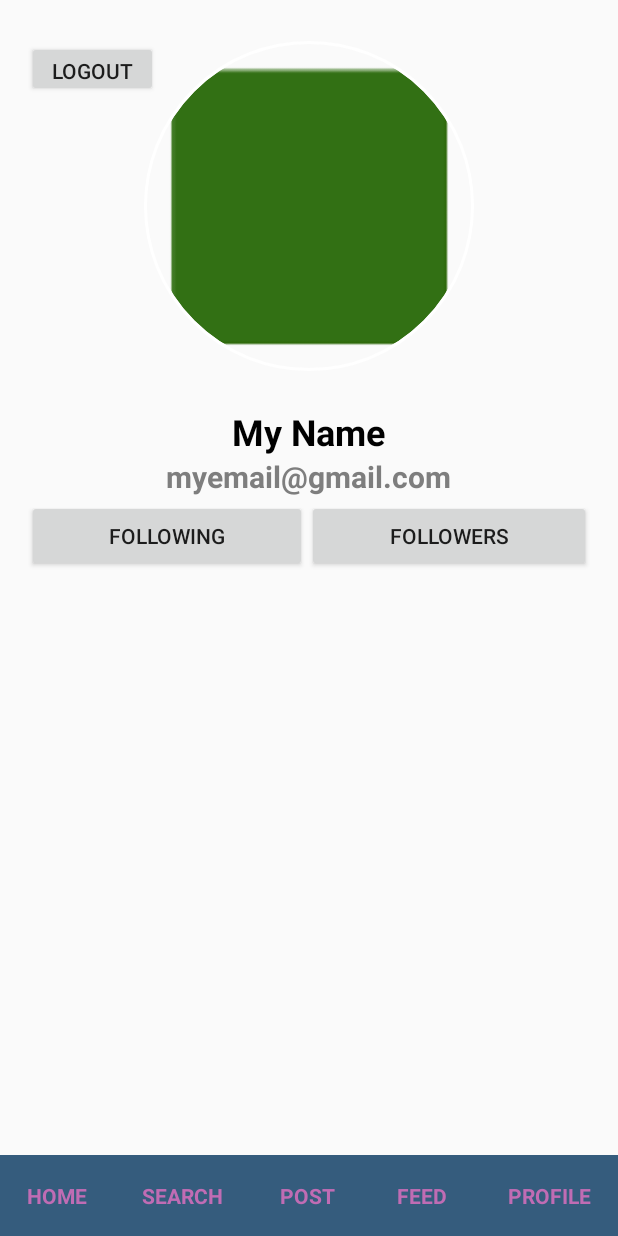
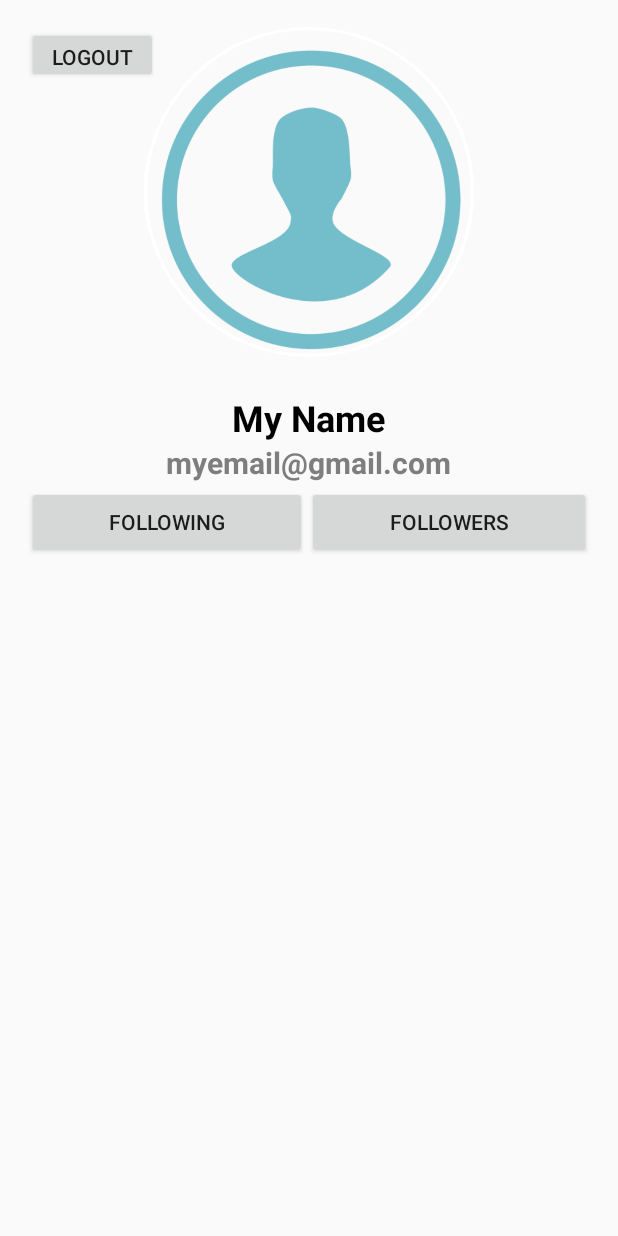
Before and after one commit to yardenbs/Loci, an Android app: the screen it shows after launch once a user with an empty profile is signed in (UserProfileActivity), after a tap on "PROFILE", on a phone screen of 412 x 824 dp. Run offline under Robolectric (Android 15) with nearby library versions, the phone set to English and light mode, and no system bars; our stand-ins replace CircleImageView, Firebase (no records; nobody signed in at launch, a user with empty details on screens opened directly); libraries missing offline, so code that uses them is left out: com.firebase.ui; pictures from the network do not load; 3 statements that could not run were skipped.

Commit message:
added image files

```diff
--- a/app/src/main/java/com/mta/loci/HomeActivity.java
+++ b/app/src/main/java/com/mta/loci/HomeActivity.java
@@ -259,7 +259,7 @@ public class HomeActivity extends AppCompatActivity implements OnMapReadyCallbac
         InitUI();
 
         //for unit testing:
-        //mUser.getmFollowingUIDs().add("jRgXmQH56qeYq9Q3fEuikSDhj133");
+        mUser.getmFollowingUIDs().add("jRgXmQH56qeYq9Q3fEuikSDhj133");
         //
         updateUserFromDB();
 
--- a/app/src/main/res/layout/activity_user_profile.xml
+++ b/app/src/main/res/layout/activity_user_profile.xml
@@ -11,7 +11,6 @@
     <ScrollView xmlns:android="http://schemas.android.com/apk/res/android"
         android:layout_width="fill_parent"
         android:layout_height="590dp"
-        android:layout_marginBottom="8dp"
         android:layout_marginEnd="8dp"
         android:layout_marginLeft="8dp"
         android:layout_marginRight="8dp"
@@ -22,11 +21,9 @@
         android:orientation="vertical"
         android:padding="10dp"
         android:scrollbars="none"
-        app:layout_constraintBottom_toTopOf="@+id/linearLayoutButtons"
         app:layout_constraintEnd_toEndOf="parent"
         app:layout_constraintStart_toStartOf="parent"
-        app:layout_constraintTop_toTopOf="parent"
-        app:layout_constraintVertical_bias="0.058">
+        app:layout_constraintTop_toTopOf="parent">
 
         <android.support.constraint.ConstraintLayout
             android:layout_width="match_parent"
@@ -38,7 +35,7 @@
                 android:layout_height="220dp"
                 android:layout_marginLeft="8dp"
                 android:layout_marginRight="8dp"
-                android:src="@drawable/square"
+                android:src="@drawable/profile_default_pic"
                 app:civ_border_color="#FFF"
                 app:civ_border_width="2dp"
                 app:layout_constraintEnd_toEndOf="parent"
@@ -130,79 +127,4 @@
         </android.support.constraint.ConstraintLayout>
     </ScrollView>
 
-    <android.support.v7.widget.LinearLayoutCompat
-        android:id="@+id/linearLayoutButtons"
-        android:layout_width="match_parent"
-        android:layout_height="wrap_content"
-        android:background="#355c7D"
-        android:gravity="bottom"
-        app:layout_constraintBottom_toBottomOf="parent"
-        app:layout_constraintEnd_toEndOf="parent">
-
-        <Button
-            android:id="@+id/buttonHome"
-            style="?android:attr/buttonBarButtonStyle"
-            android:layout_width="wrap_content"
-            android:layout_height="match_parent"
-            android:layout_weight="1"
-            android:fontFamily="sans-serif"
-            android:text="HOME"
-            android:textColor="#C06CB4"
-            android:textStyle="bold"
-            app:layout_constraintStart_toStartOf="parent"
-            app:layout_constraintTop_toTopOf="parent" />
-
-        <Button
-            android:id="@+id/buttonSearch"
-            style="?android:attr/buttonBarButtonStyle"
-            android:layout_width="wrap_content"
-            android:layout_height="match_parent"
-            android:layout_weight="1"
-            android:fontFamily="sans-serif"
-            android:text="SEARCH"
-            android:textColor="#C06CB4"
-            android:textStyle="bold"
-            app:layout_constraintStart_toStartOf="parent"
-            app:layout_constraintTop_toTopOf="parent" />
-
-        <Button
-            android:id="@+id/buttonPost"
-            style="?android:attr/buttonBarButtonStyle"
-            android:layout_width="wrap_content"
-            android:layout_height="match_parent"
-            android:layout_weight="1"
-            android:fontFamily="sans-serif"
-            android:text="POST"
-            android:textColor="#C06CB4"
-            android:textStyle="bold"
-            app:layout_constraintStart_toStartOf="parent"
-            app:layout_constraintTop_toTopOf="parent" />
-
-        <Button
-            android:id="@+id/buttonFeed"
-            style="?android:attr/buttonBarButtonStyle"
-            android:layout_width="wrap_content"
-            android:layout_height="match_parent"
-            android:layout_weight="1"
-            android:fontFamily="sans-serif"
-            android:text="FEED"
-            android:textColor="#C06CB4"
-            android:textStyle="bold"
-            app:layout_constraintStart_toStartOf="parent"
-            app:layout_constraintTop_toTopOf="parent" />
-
-        <Button
-            android:id="@+id/buttonUserProfile"
-            style="?android:attr/buttonBarButtonStyle"
-            android:layout_width="wrap_content"
-            android:layout_height="match_parent"
-            android:layout_weight="1"
-            android:fontFamily="sans-serif"
-            android:text="PROFILE"
-            android:textColor="#C06CB4"
-            android:textStyle="bold"
-            app:layout_constraintStart_toStartOf="parent"
-            app:layout_constraintTop_toTopOf="parent" />
-
-    </android.support.v7.widget.LinearLayoutCompat>
 </android.support.constraint.ConstraintLayout>
--- a/app/src/main/res/layout/content_follows_scrolling.xml
+++ b/app/src/main/res/layout/content_follows_scrolling.xml
@@ -39,7 +39,7 @@
                 android:layout_marginLeft="8dp"
                 android:layout_marginRight="8dp"
                 android:layout_marginTop="24dp"
-                android:src="@drawable/square"
+                android:src="@drawable/profile_default_pic"
                 app:civ_border_color="#FFF"
                 app:civ_border_width="2dp"
                 app:layout_constraintEnd_toEndOf="parent"
```
Also changed, not shown: app/src/main/res/drawable/comment.png (added), app/src/main/res/drawable/film.png (added), app/src/main/res/drawable/heart.png (added), app/src/main/res/drawable/ic_launcher.png (added), app/src/main/res/drawable/lock.png (added), app/src/main/res/drawable/photo.png (added), app/src/main/res/drawable/pin1.png (added), app/src/main/res/drawable/pin2.png (added), app/src/main/res/drawable/profile_default_pic.png (added).
